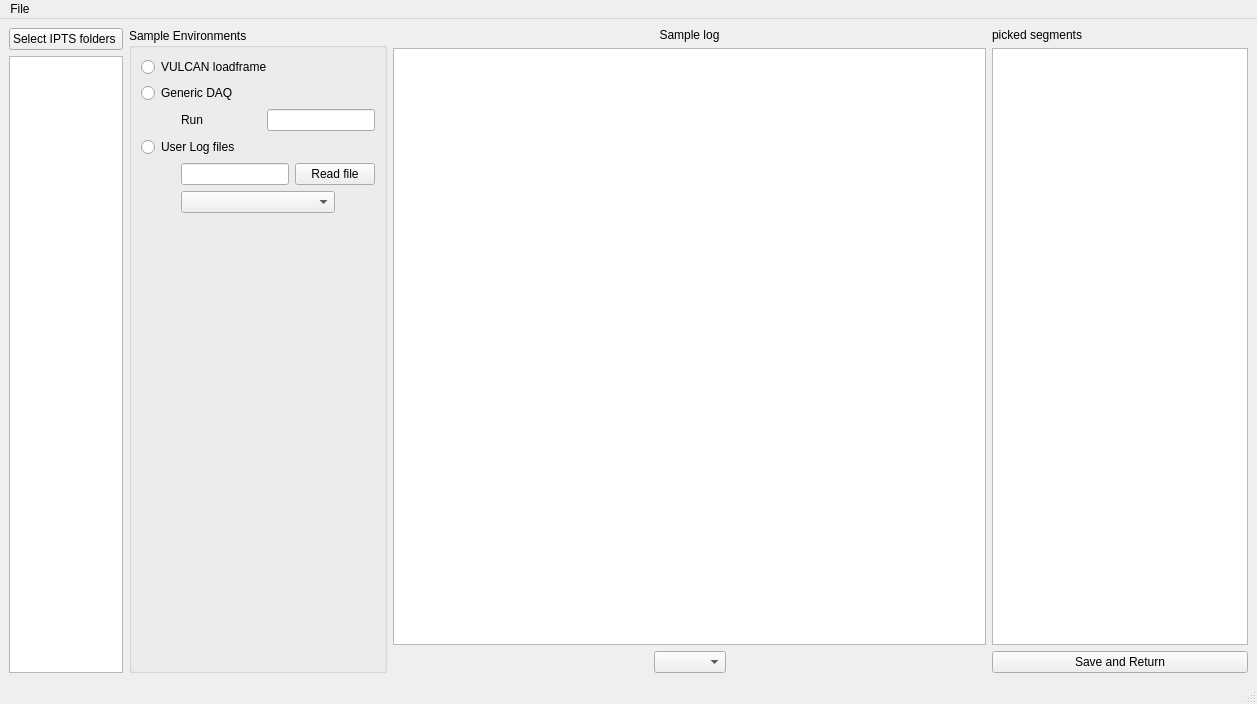
Before: the Qt Designer form src/ui/VdriveLogPicker.ui in neutrons/PyVDrive, drawn with Qt 5.
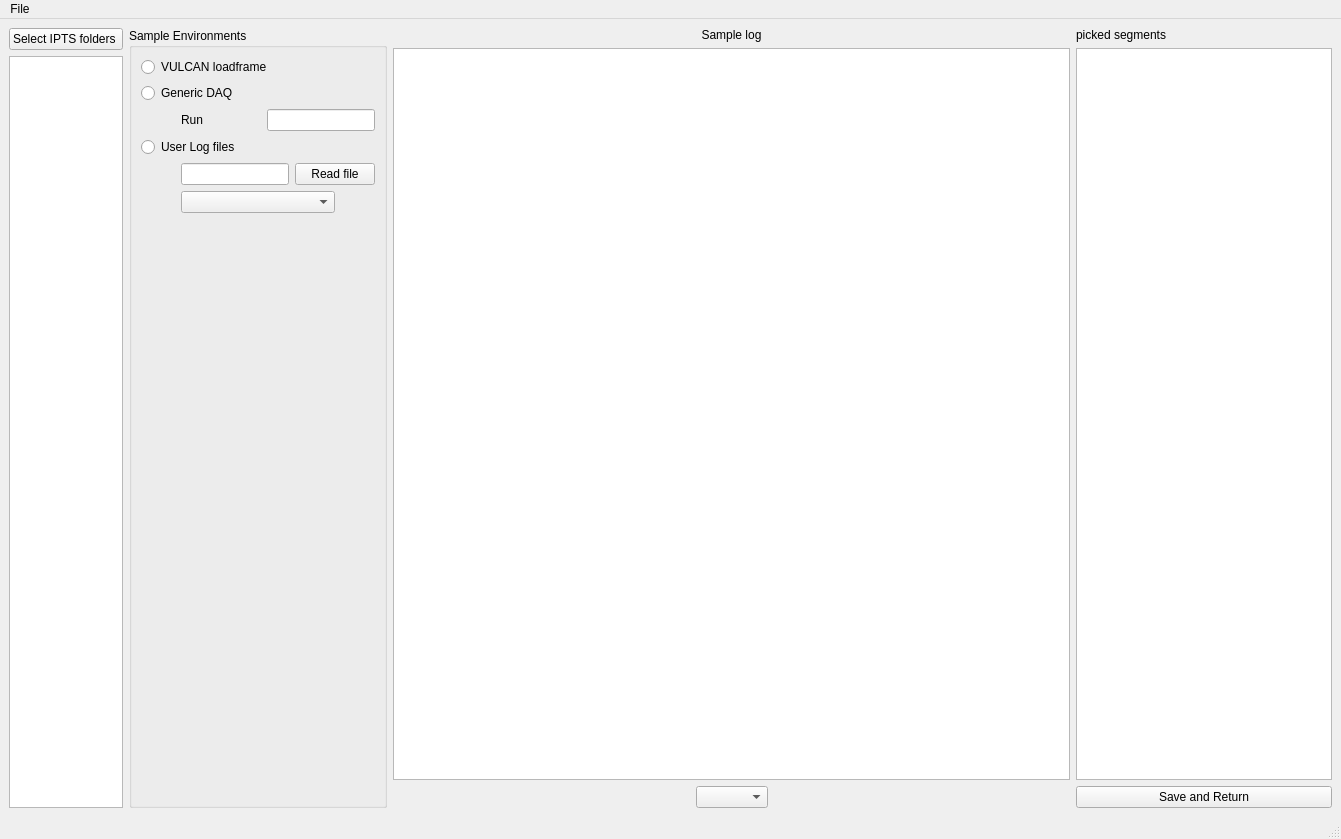
After: the same form once the commit is applied.

Commit message: Refs #5. Checkpointing progress on new GUI.

Diff of the .ui file:
```diff
--- a/src/ui/VdriveLogPicker.ui
+++ b/src/ui/VdriveLogPicker.ui
@@ -6,8 +6,8 @@
    <rect>
     <x>0</x>
     <y>0</y>
-    <width>1257</width>
-    <height>704</height>
+    <width>1341</width>
+    <height>839</height>
    </rect>
   </property>
   <property name="windowTitle">
@@ -301,7 +301,7 @@
     <rect>
      <x>0</x>
      <y>0</y>
-     <width>1257</width>
+     <width>1341</width>
      <height>25</height>
     </rect>
    </property>
```
The commit also changes 2 other files.
